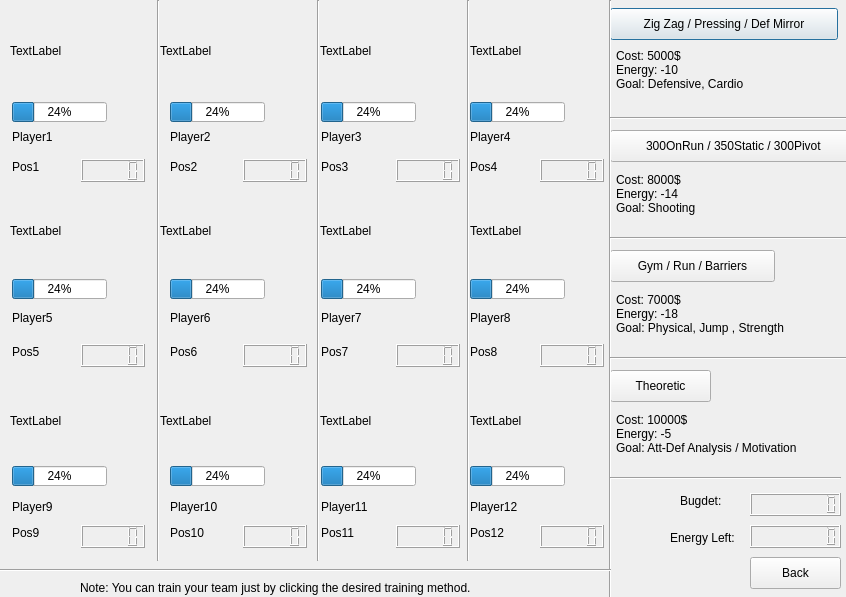
First picture: the form in BTM_Qt/training.ui, repository skandermoalla/CSE201-Top5, before the edit.
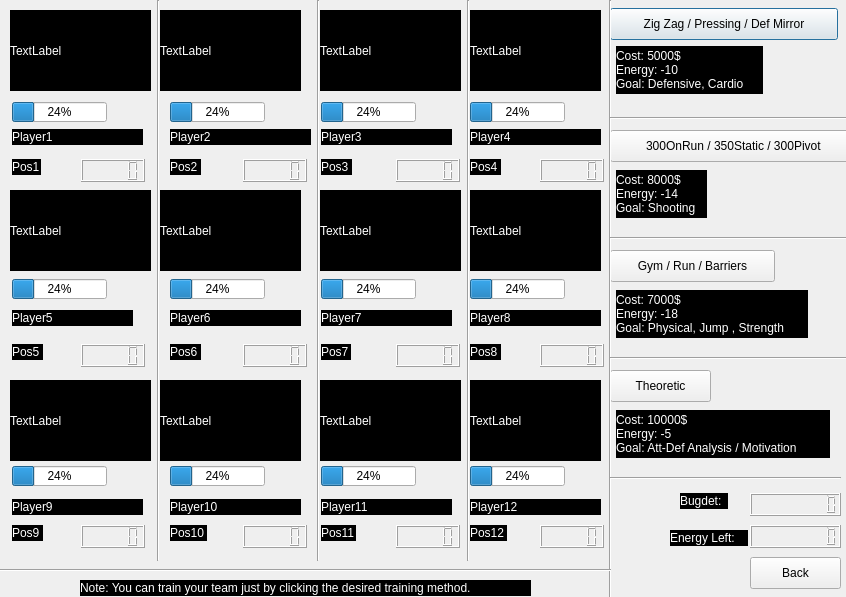
Second picture: the form after the edit. Icons and pictures are not drawn.

```diff
--- a/BTM_Qt/training.ui
+++ b/BTM_Qt/training.ui
@@ -14,7 +14,11 @@
    <string>Dialog</string>
   </property>
   <property name="styleSheet">
-   <string notr="true">background-image: url(:/images/images/basketball3.jpg);</string>
+   <string notr="true">
+QDialog{background-image: url(:/images/images/basketball3.jpg);                
+}
+QLabel{color:rgb(255,255,255);background-color:black;}
+</string>
   </property>
   <widget class="QLCDNumber" name="lcdNumber_2">
    <property name="geometry">
```
